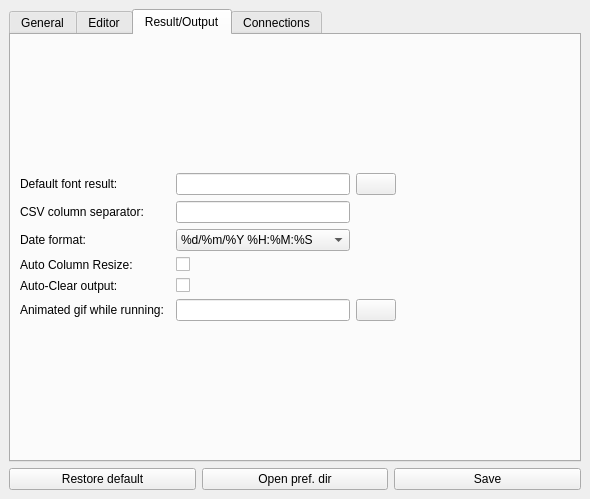
MValaguz/MSql, file source/qtdesigner/preferences_ui.ui: the form before one commit.
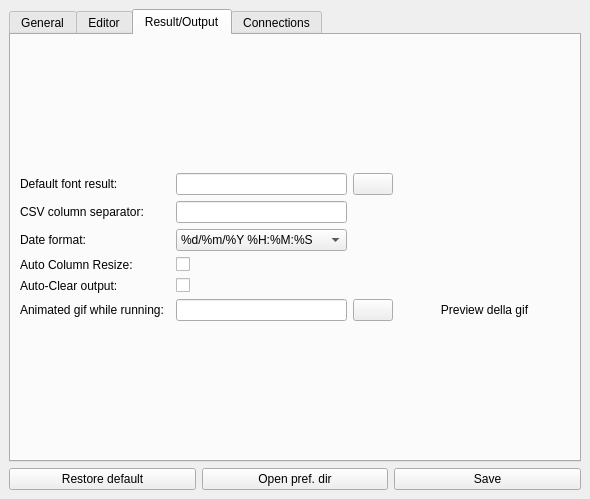
The form after the commit. Icons and pictures are not drawn.

The edit to the form file:
```diff
--- a/source/qtdesigner/preferences_ui.ui
+++ b/source/qtdesigner/preferences_ui.ui
@@ -502,6 +502,16 @@
             </item>
            </widget>
           </item>
+          <item row="7" column="4">
+           <widget class="QLabel" name="l_default_animated_gif">
+            <property name="text">
+             <string>Preview della gif</string>
+            </property>
+            <property name="alignment">
+             <set>Qt::AlignCenter</set>
+            </property>
+           </widget>
+          </item>
          </layout>
         </item>
        </layout>
```
Left out of the diff: 21 changed lines with no effect on the pictures.
